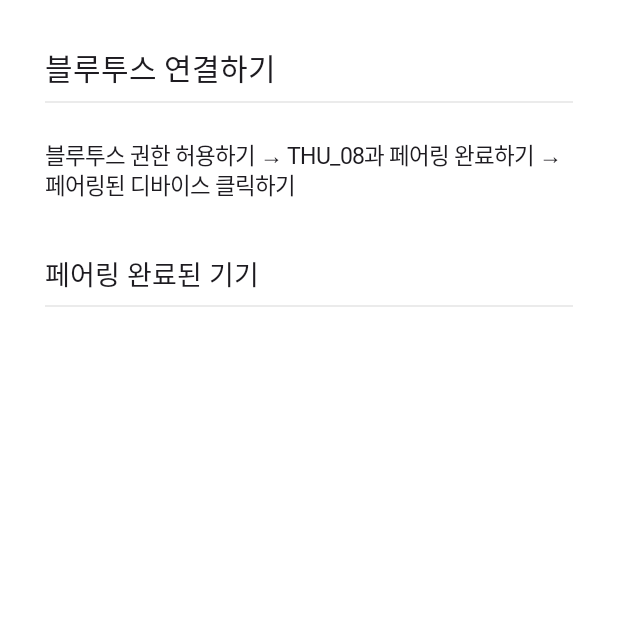
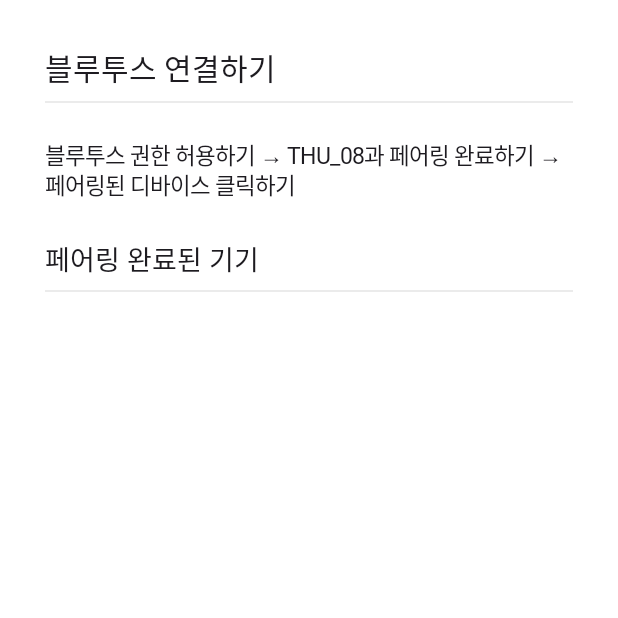
Before and after one commit to sanjini-attraction/android, an Android app built with Jetpack Compose: the screen it shows after launch (MainActivity), on a phone screen of 412 x 824 dp, the top half of it. Run offline under Robolectric (Android 15) with nearby library versions, the phone set to English and light mode, and no system bars; our stand-ins replace Dagger/Hilt's generated code; Roboto replaces fonts that are not available here.

Commit message:
design: update padding and small design issues

```diff
--- a/app/src/main/java/com/jeongg/sanjini_attraction/data/exception/TransferFailedException.kt
+++ b/app/src/main/java/com/jeongg/sanjini_attraction/data/exception/TransferFailedException.kt
@@ -2,4 +2,4 @@ package com.jeongg.sanjini_attraction.data.exception
 
 import java.io.IOException
 
-class TransferFailedException: IOException("Reading incoming data failed")
+class TransferFailedException: IOException("데이터를 읽는데 문제가 발생했습니다.")
--- a/app/src/main/java/com/jeongg/sanjini_attraction/presentation/component/ProgressIndicatorScreen.kt
+++ b/app/src/main/java/com/jeongg/sanjini_attraction/presentation/component/ProgressIndicatorScreen.kt
@@ -3,11 +3,13 @@ package com.jeongg.sanjini_attraction.presentation.component
 import androidx.compose.foundation.layout.Arrangement
 import androidx.compose.foundation.layout.Column
 import androidx.compose.foundation.layout.fillMaxSize
+import androidx.compose.foundation.layout.padding
 import androidx.compose.material3.CircularProgressIndicator
 import androidx.compose.material3.Text
 import androidx.compose.runtime.Composable
 import androidx.compose.ui.Alignment
 import androidx.compose.ui.Modifier
+import androidx.compose.ui.unit.dp
 import com.jeongg.sanjini_attraction.ui.theme.main_yellow
 
 @Composable
@@ -18,6 +20,6 @@ fun ProgressIndicator(){
         verticalArrangement = Arrangement.Center
     ) {
         CircularProgressIndicator(color = main_yellow)
-        Text(text = "연결 중...")
+        Text(text = "연결 중", modifier = Modifier.padding(top = 10.dp))
     }
 }
--- a/app/src/main/java/com/jeongg/sanjini_attraction/presentation/component/SanjiniButton.kt
+++ b/app/src/main/java/com/jeongg/sanjini_attraction/presentation/component/SanjiniButton.kt
@@ -1,6 +1,5 @@
 package com.jeongg.sanjini_attraction.presentation.component
 
-import androidx.compose.foundation.BorderStroke
 import androidx.compose.foundation.layout.PaddingValues
 import androidx.compose.foundation.layout.fillMaxWidth
 import androidx.compose.foundation.layout.height
--- a/app/src/main/java/com/jeongg/sanjini_attraction/presentation/component/SanjiniTitle.kt
+++ b/app/src/main/java/com/jeongg/sanjini_attraction/presentation/component/SanjiniTitle.kt
@@ -1,6 +1,5 @@
 package com.jeongg.sanjini_attraction.presentation.component
 
-import androidx.compose.foundation.layout.Box
 import androidx.compose.foundation.layout.Column
 import androidx.compose.foundation.layout.ColumnScope
 import androidx.compose.foundation.layout.fillMaxSize
@@ -34,7 +33,7 @@ fun SanjiniTitle(
         Text(
             text = description,
             style = MaterialTheme.typography.bodyLarge,
-            modifier = Modifier.padding(top = 23.dp, bottom = Dimens.PaddingNormal)
+            modifier = Modifier.padding(top = 23.dp)
         )
         Column(content=content)
     }
--- a/app/src/main/java/com/jeongg/sanjini_attraction/presentation/view/bluetooth/BluetoothScreen.kt
+++ b/app/src/main/java/com/jeongg/sanjini_attraction/presentation/view/bluetooth/BluetoothScreen.kt
@@ -38,11 +38,6 @@ fun BluetoothScreen(
             Toast.makeText(context,message,Toast.LENGTH_LONG).show()
         }
     }
-    LaunchedEffect(key1 = state.isConnected) {
-        if(state.isConnected) {
-            Toast.makeText(context, "블루투스 연결에 성공했습니다.", Toast.LENGTH_LONG).show()
-        }
-    }
     when{
         state.isConnecting -> ProgressIndicator()
         state.isConnected -> { navController.navigate(Screen.ReadyForGameScreen.route) }
@@ -57,7 +52,7 @@ fun BluetoothScreen(
                 Text(
                     text = "페어링 완료된 기기",
                     style = typography.titleMedium,
-                    modifier = Modifier.padding(top = 15.dp)
+                    modifier = Modifier.padding(top = 25.dp)
                 )
             }
             item{ SanjiniDivider(modifier = Modifier.padding(top = 7.dp, bottom = 15.dp)) }
--- a/app/src/main/java/com/jeongg/sanjini_attraction/presentation/view/splash/SplashScreen.kt
+++ b/app/src/main/java/com/jeongg/sanjini_attraction/presentation/view/splash/SplashScreen.kt
@@ -13,12 +13,14 @@ import androidx.compose.runtime.collectAsState
 import androidx.compose.runtime.getValue
 import androidx.compose.ui.Alignment
 import androidx.compose.ui.Modifier
+import androidx.compose.ui.graphics.Brush
 import androidx.compose.ui.res.painterResource
 import androidx.compose.ui.unit.dp
 import androidx.hilt.navigation.compose.hiltViewModel
 import androidx.navigation.NavController
 import com.jeongg.sanjini_attraction.R
 import com.jeongg.sanjini_attraction.presentation.navigation.Screen
+import com.jeongg.sanjini_attraction.presentation.state.BluetoothUiState
 import com.jeongg.sanjini_attraction.presentation.view.bluetooth.BluetoothViewModel
 import com.jeongg.sanjini_attraction.ui.theme.main_yellow
 import com.jeongg.sanjini_attraction.ui.theme.typography
@@ -40,15 +42,13 @@ fun SplashScreen(
         navController.popBackStack()
         navController.navigate(nextScreen.route)
     }
-
     Box(
         modifier = Modifier
             .fillMaxSize()
-            .background(main_yellow)
     ){
         Image(
-            painter = painterResource(R.drawable.attraction),
-            contentDescription = "attraction",
+            painter = painterResource(R.drawable.joystick),
+            contentDescription = "splsah_character",
             modifier = Modifier
                 .size(200.dp)
                 .align(Alignment.Center)
--- a/app/src/main/java/com/jeongg/sanjini_attraction/ui/theme/Dimens.kt
+++ b/app/src/main/java/com/jeongg/sanjini_attraction/ui/theme/Dimens.kt
@@ -10,5 +10,6 @@ object Dimens {
     val PaddingNormal: Dp @Composable get() = 20.dp
     val PaddingSmall: Dp @Composable get() = 10.dp
 
-    val ScreenPadding = PaddingValues(30.dp, 30.dp, 30.dp, 50.dp)
+    val ScreenPadding = PaddingValues(30.dp, 30.dp, 30.dp, 0.dp)
+    val ButtonScreenPadding: Dp @Composable get() = 30.dp
 }
--- a/app/src/main/java/com/jeongg/sanjini_attraction/util/SanjiniAttractionTheme.kt
+++ b/app/src/main/java/com/jeongg/sanjini_attraction/util/SanjiniAttractionTheme.kt
@@ -6,11 +6,15 @@ import androidx.compose.foundation.layout.fillMaxSize
 import androidx.compose.material3.MaterialTheme
 import androidx.compose.material3.Surface
 import androidx.compose.runtime.Composable
+import androidx.compose.runtime.collectAsState
+import androidx.compose.runtime.getValue
 import androidx.compose.ui.Modifier
+import androidx.hilt.navigation.compose.hiltViewModel
 import androidx.navigation.compose.NavHost
 import androidx.navigation.compose.rememberNavController
 import com.jeongg.sanjini_attraction.presentation.navigation.Screen
 import com.jeongg.sanjini_attraction.presentation.navigation.sanjiniAttractionGraph
+import com.jeongg.sanjini_attraction.presentation.view.bluetooth.BluetoothViewModel
 import com.jeongg.sanjini_attraction.ui.theme.Sanjini_attractionTheme
 
 @Composable
```
